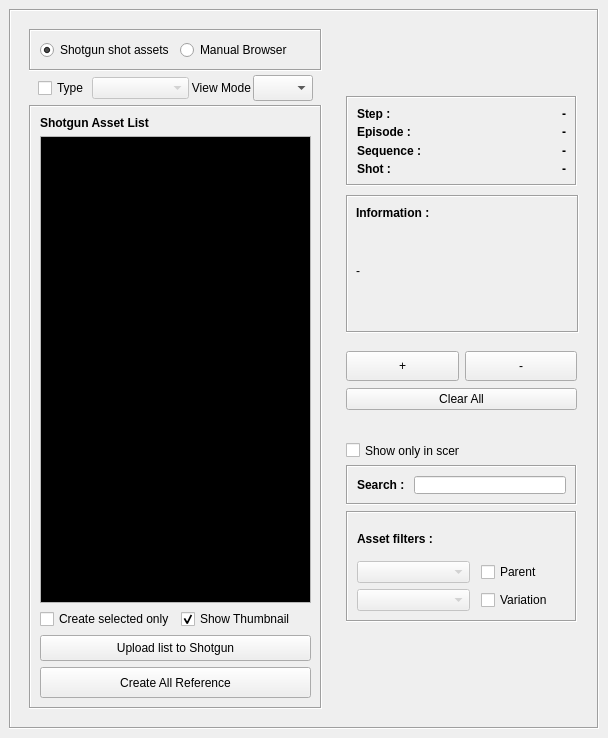
Above: ui2.ui from ChanonVilaiyuk/arxLoader before the change. Below: the same form after it.
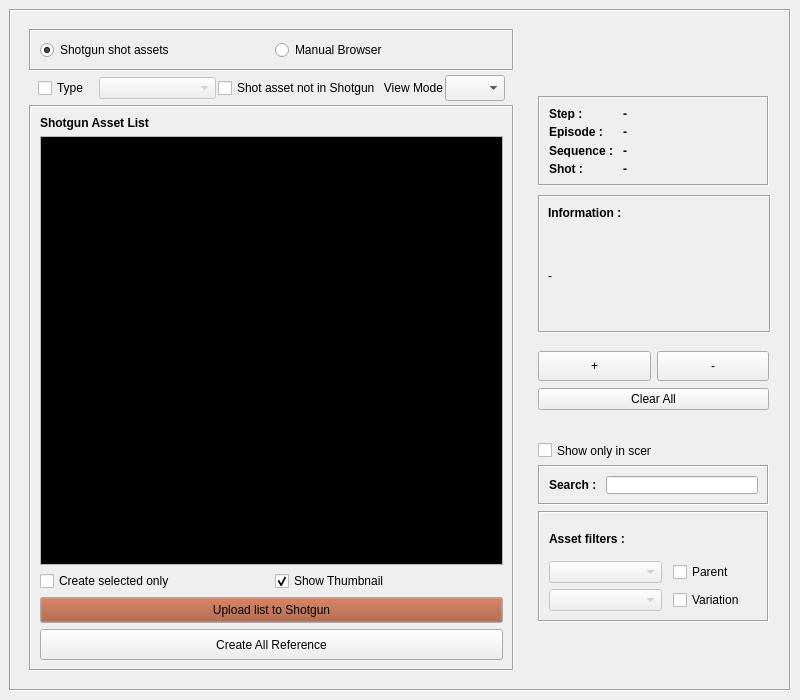
That is the form after the change.

```diff
--- a/ui2.ui
+++ b/ui2.ui
@@ -6,10 +6,16 @@
    <rect>
     <x>0</x>
     <y>0</y>
-    <width>606</width>
-    <height>738</height>
+    <width>800</width>
+    <height>700</height>
    </rect>
   </property>
+  <property name="minimumSize">
+   <size>
+    <width>800</width>
+    <height>0</height>
+   </size>
+  </property>
   <property name="windowTitle">
    <string>Arx Anim Loader v.1.0</string>
   </property>
@@ -79,7 +85,7 @@
             <property name="frameShadow">
              <enum>QFrame::Raised</enum>
             </property>
-            <layout class="QHBoxLayout" name="horizontalLayout_6" stretch="1,2,1,1">
+            <layout class="QHBoxLayout" name="horizontalLayout_6" stretch="1,2,0,1,1">
              <property name="spacing">
               <number>2</number>
              </property>
@@ -109,6 +115,13 @@
                </property>
               </widget>
              </item>
+             <item>
+              <widget class="QCheckBox" name="showMayaAsset_checkBox">
+               <property name="text">
+                <string>Shot asset not in Shotgun</string>
+               </property>
+              </widget>
+             </item>
              <item>
               <widget class="QLabel" name="label_4">
                <property name="font">
@@ -281,6 +294,43 @@
                  <height>26</height>
                 </size>
                </property>
+               <property name="palette">
+                <palette>
+                 <active>
+                  <colorrole role="Button">
+                   <brush brushstyle="SolidPattern">
+                    <color alpha="255">
+                     <red>162</red>
+                     <green>79</green>
+                     <blue>46</blue>
+                    </color>
+                   </brush>
+                  </colorrole>
+                 </active>
+                 <inactive>
+                  <colorrole role="Button">
+                   <brush brushstyle="SolidPattern">
+                    <color alpha="255">
+                     <red>162</red>
+                     <green>79</green>
+                     <blue>46</blue>
+                    </color>
+                   </brush>
+                  </colorrole>
+                 </inactive>
+                 <disabled>
+                  <colorrole role="Button">
+                   <brush brushstyle="SolidPattern">
+                    <color alpha="255">
+                     <red>162</red>
+                     <green>79</green>
+                     <blue>46</blue>
+                    </color>
+                   </brush>
+                  </colorrole>
+                 </disabled>
+                </palette>
+               </property>
                <property name="text">
                 <string>Upload list to Shotgun</string>
                </property>
@@ -408,7 +458,7 @@
           <property name="frameShadow">
            <enum>QFrame::Sunken</enum>
           </property>
-          <layout class="QGridLayout" name="gridLayout" columnstretch="1,0">
+          <layout class="QGridLayout" name="gridLayout" columnstretch="1,2">
            <item row="2" column="0">
             <widget class="QLabel" name="label_3">
              <property name="font">
@@ -567,7 +617,7 @@
              <x>10</x>
              <y>30</y>
              <width>211</width>
-             <height>91</height>
+             <height>101</height>
             </rect>
            </property>
            <property name="font">
```
Left out of the diff: 2 changed lines with no effect on the pictures.
